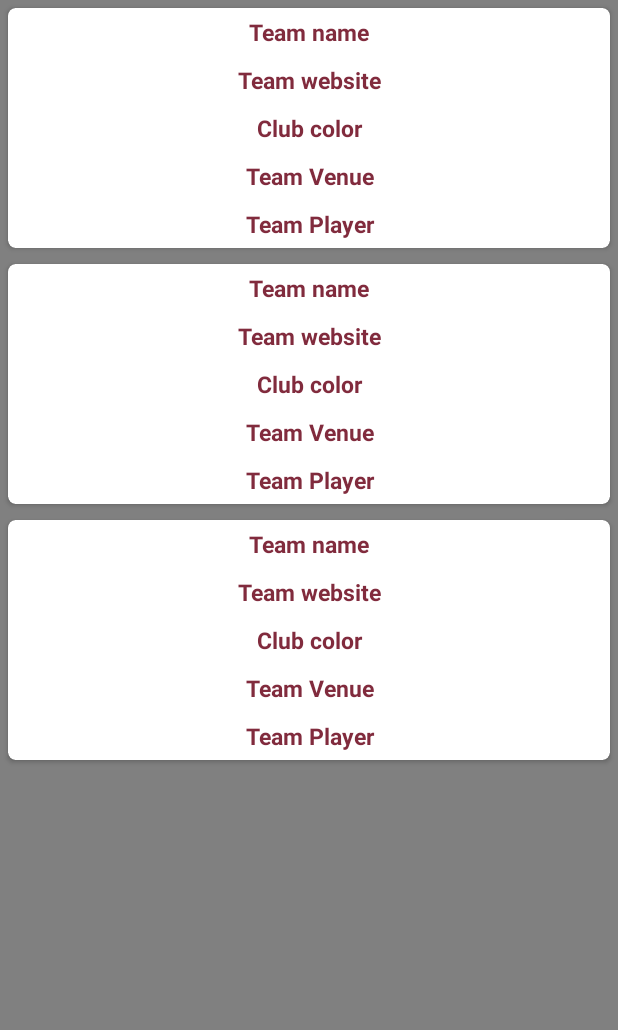
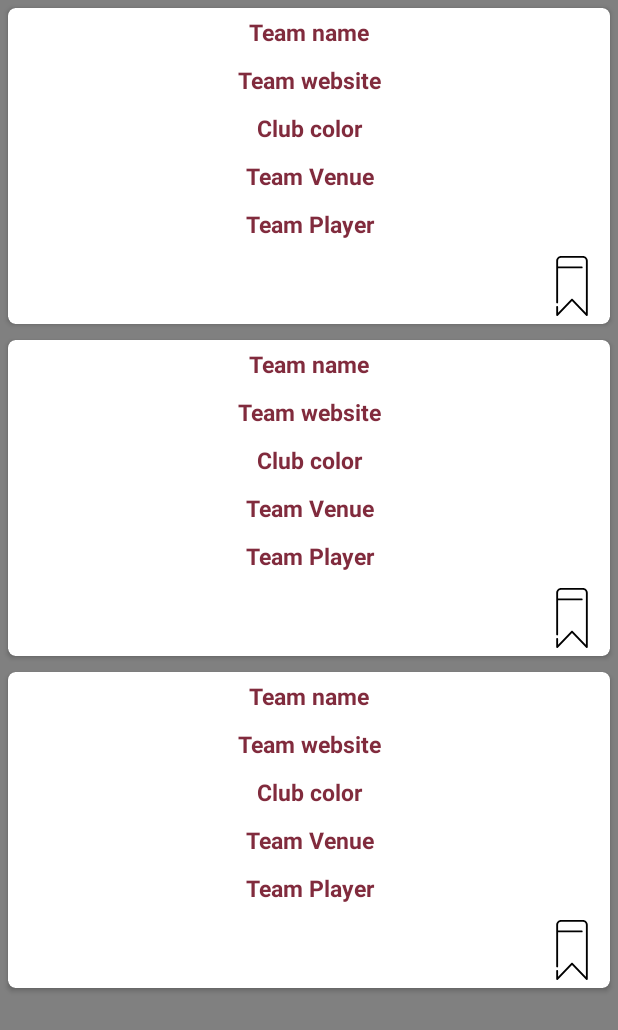
Before and after one commit to mahmodsallam/OrcasTask, an Android app: the layout teams_fragment.xml on its own in the app's theme, with its tools: preview values and no code run, on a phone screen of 412 x 824 dp. Shown: the top 1030 px of the screen. Run offline under Robolectric (Android 15) with nearby library versions, the phone set to English and light mode, and no system bars.

```diff
--- a/app/build.gradle
+++ b/app/build.gradle
@@ -40,6 +40,12 @@ dependencies {
     implementation 'android.arch.paging:runtime:1.0.1'
     //testing
     testImplementation 'org.mockito:mockito-core:1.10.19'
+    //Room
+    implementation "android.arch.persistence.room:runtime:1.1.1"
+    implementation "android.arch.persistence.room:rxjava2:1.1.1"
+    annotationProcessor "android.arch.persistence.room:compiler:1.1.1"
+
+
     testImplementation 'junit:junit:4.12'
     androidTestImplementation 'androidx.test.ext:junit:1.1.0'
     androidTestImplementation 'androidx.test.espresso:espresso-core:3.1.1'
--- a/app/src/main/java/com/mahmoudsallam/myapplication/teamDetails/ui/TeamDetailsMvpView.java
+++ b/app/src/main/java/com/mahmoudsallam/myapplication/teamDetails/ui/TeamDetailsMvpView.java
@@ -1,8 +1,6 @@
 package com.mahmoudsallam.myapplication.teamDetails.ui;
 
-import com.mahmoudsallam.myapplication.teamDetails.data.api.TeamDetailsApi;
 import com.mahmoudsallam.myapplication.teamDetails.data.model.TeamDetailsPojo;
-import com.mahmoudsallam.myapplication.teams.data.model.TeamsPojo;
 
 public interface TeamDetailsMvpView {
     void displayTeamDetails(TeamDetailsPojo teamDetails);
--- /dev/null
+++ b/app/src/main/res/drawable/ic_book.xml
@@ -0,0 +1,9 @@
+<vector xmlns:android="http://schemas.android.com/apk/res/android"
+    android:width="512dp"
+    android:height="512dp"
+    android:viewportWidth="512"
+    android:viewportHeight="512">
+  <path
+      android:fillColor="#FF000000"
+      android:pathData="M349.211,0H162.788c-22.82,0 -41.385,18.565 -41.385,41.386V397.76c0,4.405 3.571,7.977 7.977,7.977s7.977,-3.571 7.977,-7.977V105.598h201.44c4.406,0 7.977,-3.571 7.977,-7.977c0,-4.406 -3.571,-7.977 -7.977,-7.977h-201.44V41.386c0,-14.023 11.409,-25.432 25.431,-25.432h186.423c14.024,0 25.432,11.409 25.432,25.432v442.841L261.748,366.892c-1.504,-1.563 -3.579,-2.446 -5.748,-2.446s-4.244,0.883 -5.748,2.446L137.357,484.227v-48.768c0,-4.405 -3.571,-7.977 -7.977,-7.977s-7.977,3.571 -7.977,7.977v68.563c0,3.254 1.977,6.183 4.996,7.399c3.017,1.217 6.473,0.477 8.729,-1.868L256,383.928l120.872,125.625c1.534,1.594 3.622,2.447 5.75,2.447c1.002,-0.001 2.013,-0.189 2.979,-0.579c3.019,-1.216 4.996,-4.145 4.996,-7.399V41.386C390.597,18.565 372.031,0 349.211,0z"/>
+</vector>
--- a/app/src/main/res/layout/team_row.xml
+++ b/app/src/main/res/layout/team_row.xml
@@ -68,6 +68,21 @@
             android:textSize="15sp"
             android:textStyle="bold"></TextView>
 
+        <LinearLayout
+            android:layout_width="match_parent"
+            android:layout_height="wrap_content"
+            android:orientation="horizontal"
+            android:layoutDirection="rtl"
+            >
+            <ImageView
+                android:layout_width="40dp"
+                android:layout_height="40dp"
+                android:id="@+id/saveImage"
+                android:src="@drawable/ic_book"
+                android:layout_margin="5dp"
+                ></ImageView>
+        </LinearLayout>
+
     </LinearLayout>
 
 
```
Also changed, not shown: app/src/main/java/com/mahmoudsallam/myapplication/teams/data/local/TeamDao.java (added, +21 -0 lines), app/src/main/java/com/mahmoudsallam/myapplication/teams/data/local/TeamEntity.java (added, +66 -0 lines), app/src/main/java/com/mahmoudsallam/myapplication/teams/data/local/TeamsDatabase.java (added, +9 -0 lines), app/src/main/java/com/mahmoudsallam/myapplication/teams/ui/MainActivity.java (+18 -1 lines), app/src/main/java/com/mahmoudsallam/myapplication/teams/ui/TeamsAdapter.java (+32 -4 lines), app/src/main/java/com/mahmoudsallam/myapplication/teams/ui/TeamsFragment.java (+21 -1 lines), app/src/main/java/com/mahmoudsallam/myapplication/teams/ui/TeamsInterface.java (+8 -2 lines), app/src/main/res/drawable/ic_book_mark.xml (added, +12 -0 lines), app/src/main/res/menu/favourite.xml (added, +8 -0 lines).
